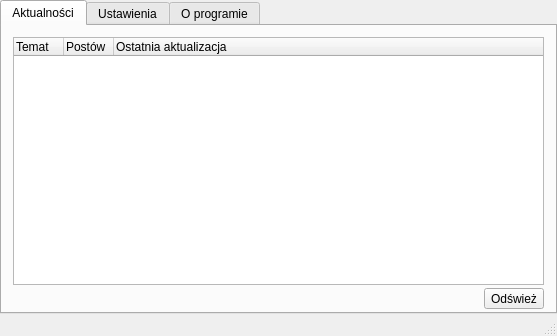
Old version of the form ui/mainwindow.ui in the repository poxip/qcodedesk.
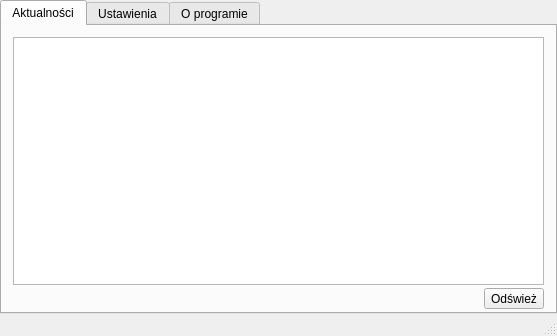
New version of the form. The open tabs and pages were chosen to show the change. Icons and pictures are not drawn.

Commit message: Fix some size polities

Diff of the .ui file:
```diff
--- a/ui/mainwindow.ui
+++ b/ui/mainwindow.ui
@@ -69,15 +69,27 @@
          <number>3</number>
         </property>
         <item row="0" column="0">
-         <layout class="QVBoxLayout" name="verticalLayout_4" stretch="0">
+         <layout class="QVBoxLayout" name="verticalLayout_4">
           <property name="spacing">
            <number>0</number>
           </property>
           <item>
            <widget class="QTreeWidget" name="treeWidget">
+            <property name="sizePolicy">
+             <sizepolicy hsizetype="Minimum" vsizetype="Ignored">
+              <horstretch>0</horstretch>
+              <verstretch>0</verstretch>
+             </sizepolicy>
+            </property>
             <property name="frameShadow">
              <enum>QFrame::Sunken</enum>
             </property>
+            <property name="horizontalScrollBarPolicy">
+             <enum>Qt::ScrollBarAsNeeded</enum>
+            </property>
+            <property name="sizeAdjustPolicy">
+             <enum>QAbstractScrollArea::AdjustToContents</enum>
+            </property>
             <property name="autoScroll">
              <bool>true</bool>
             </property>
@@ -103,7 +115,7 @@
              <bool>false</bool>
             </property>
             <attribute name="headerVisible">
-             <bool>true</bool>
+             <bool>false</bool>
             </attribute>
             <attribute name="headerCascadingSectionResizes">
              <bool>false</bool>
@@ -121,7 +133,7 @@
              <bool>false</bool>
             </attribute>
             <attribute name="headerStretchLastSection">
-             <bool>true</bool>
+             <bool>false</bool>
             </attribute>
             <column>
              <property name="text">
```
Left out of the diff: 6 changed lines with no effect on the pictures.
